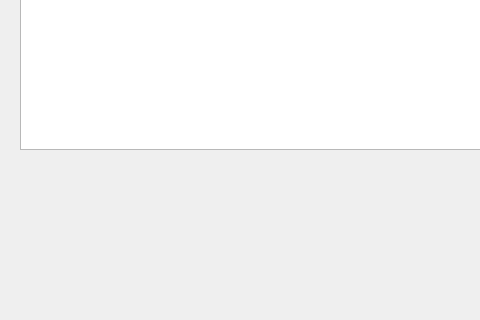
Above: frontend/mainwindow.ui from tommiLipponen/Pankki before the change; both pictures show x 301 to 781 and y 446 to 766 of the 1102 by 766 pixel window. Below: the same form after it.
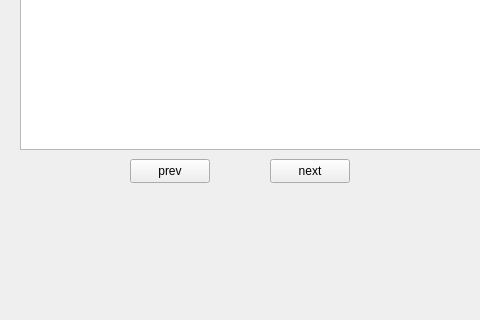
That is the form after the change. The open tabs and pages were chosen to show the change.

Commit message:
Transactions page pagination
Added pagination functionality with buttons to change to prev or next page. Added a transactionsData class. Added functions to set ten transactions to the table

Patch:
```diff
--- a/frontend/mainwindow.ui
+++ b/frontend/mainwindow.ui
@@ -631,6 +631,32 @@
          <string>Back to dashboard</string>
         </property>
        </widget>
+       <widget class="QPushButton" name="prevTransactionsButton">
+        <property name="geometry">
+         <rect>
+          <x>380</x>
+          <y>470</y>
+          <width>80</width>
+          <height>24</height>
+         </rect>
+        </property>
+        <property name="text">
+         <string>prev</string>
+        </property>
+       </widget>
+       <widget class="QPushButton" name="nextTransactionsButton">
+        <property name="geometry">
+         <rect>
+          <x>520</x>
+          <y>470</y>
+          <width>80</width>
+          <height>24</height>
+         </rect>
+        </property>
+        <property name="text">
+         <string>next</string>
+        </property>
+       </widget>
       </widget>
       <widget class="QWidget" name="correctWithdrawPage">
        <property name="minimumSize">
```
Left out of the diff: 2 changed lines with no effect on the pictures. The commit also changes 6 other files.
